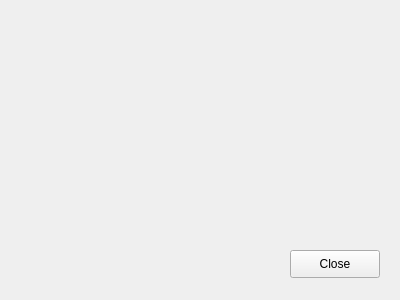
Above: gui/settings.ui from EduardoOsquel/mailmainsuite before the change. Below: the same form after it.
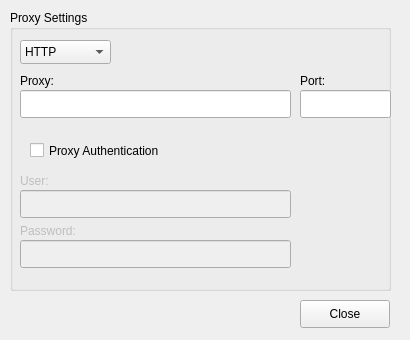
That is the form after the change. Icons and pictures are not drawn.

Commit message: proxy settings

```diff
--- a/gui/settings.ui
+++ b/gui/settings.ui
@@ -6,20 +6,20 @@
    <rect>
     <x>0</x>
     <y>0</y>
-    <width>400</width>
-    <height>300</height>
+    <width>410</width>
+    <height>340</height>
    </rect>
   </property>
   <property name="minimumSize">
    <size>
-    <width>400</width>
-    <height>300</height>
+    <width>410</width>
+    <height>340</height>
    </size>
   </property>
   <property name="maximumSize">
    <size>
-    <width>400</width>
-    <height>300</height>
+    <width>410</width>
+    <height>340</height>
    </size>
   </property>
   <property name="baseSize">
@@ -35,11 +35,164 @@
    <iconset>
     <normaloff>../icons/console.svg</normaloff>../icons/console.svg</iconset>
   </property>
+  <widget class="QGroupBox" name="proxyBox">
+   <property name="geometry">
+    <rect>
+     <x>10</x>
+     <y>10</y>
+     <width>381</width>
+     <height>281</height>
+    </rect>
+   </property>
+   <property name="title">
+    <string>Proxy Settings</string>
+   </property>
+   <property name="flat">
+    <bool>false</bool>
+   </property>
+   <widget class="QComboBox" name="comboBox">
+    <property name="geometry">
+     <rect>
+      <x>10</x>
+      <y>30</y>
+      <width>91</width>
+      <height>24</height>
+     </rect>
+    </property>
+    <item>
+     <property name="text">
+      <string>HTTP</string>
+     </property>
+    </item>
+    <item>
+     <property name="text">
+      <string>HTTPS</string>
+     </property>
+    </item>
+   </widget>
+   <widget class="QLineEdit" name="proxyEdit">
+    <property name="geometry">
+     <rect>
+      <x>10</x>
+      <y>80</y>
+      <width>271</width>
+      <height>28</height>
+     </rect>
+    </property>
+   </widget>
+   <widget class="QLabel" name="proxyLabel">
+    <property name="geometry">
+     <rect>
+      <x>10</x>
+      <y>60</y>
+      <width>58</width>
+      <height>21</height>
+     </rect>
+    </property>
+    <property name="text">
+     <string>Proxy:</string>
+    </property>
+   </widget>
+   <widget class="QLineEdit" name="portEdit">
+    <property name="geometry">
+     <rect>
+      <x>290</x>
+      <y>80</y>
+      <width>91</width>
+      <height>28</height>
+     </rect>
+    </property>
+   </widget>
+   <widget class="QLabel" name="portLabel">
+    <property name="geometry">
+     <rect>
+      <x>290</x>
+      <y>60</y>
+      <width>58</width>
+      <height>21</height>
+     </rect>
+    </property>
+    <property name="text">
+     <string>Port:</string>
+    </property>
+   </widget>
+   <widget class="QCheckBox" name="checkBox">
+    <property name="geometry">
+     <rect>
+      <x>20</x>
+      <y>130</y>
+      <width>171</width>
+      <height>21</height>
+     </rect>
+    </property>
+    <property name="text">
+     <string>Proxy Authentication</string>
+    </property>
+   </widget>
+   <widget class="QLabel" name="userLabel">
+    <property name="enabled">
+     <bool>false</bool>
+    </property>
+    <property name="geometry">
+     <rect>
+      <x>10</x>
+      <y>160</y>
+      <width>58</width>
+      <height>21</height>
+     </rect>
+    </property>
+    <property name="text">
+     <string>User:</string>
+    </property>
+   </widget>
+   <widget class="QLineEdit" name="userEdit">
+    <property name="enabled">
+     <bool>false</bool>
+    </property>
+    <property name="geometry">
+     <rect>
+      <x>10</x>
+      <y>180</y>
+      <width>271</width>
+      <height>28</height>
+     </rect>
+    </property>
+   </widget>
+   <widget class="QLabel" name="passwordLabel">
+    <property name="enabled">
+     <bool>false</bool>
+    </property>
+    <property name="geometry">
+     <rect>
+      <x>10</x>
+      <y>210</y>
+      <width>58</width>
+      <height>21</height>
+     </rect>
+    </property>
+    <property name="text">
+     <string>Password:</string>
+    </property>
+   </widget>
+   <widget class="QLineEdit" name="passwordEdit">
+    <property name="enabled">
+     <bool>false</bool>
+    </property>
+    <property name="geometry">
+     <rect>
+      <x>10</x>
+      <y>230</y>
+      <width>271</width>
+      <height>28</height>
+     </rect>
+    </property>
+   </widget>
+  </widget>
   <widget class="QPushButton" name="pushClose">
    <property name="geometry">
     <rect>
-     <x>290</x>
-     <y>250</y>
+     <x>300</x>
+     <y>300</y>
      <width>90</width>
      <height>28</height>
     </rect>
```
Left out of the diff: 4 changed lines with no effect on the pictures. The commit also changes 8 other files.
